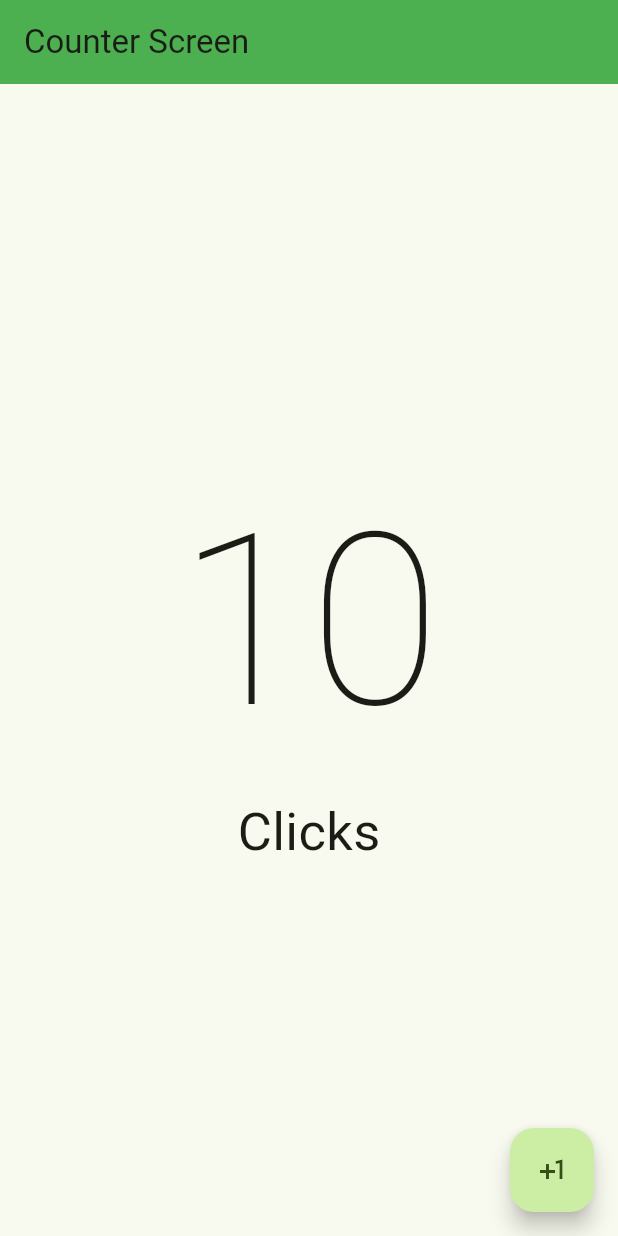
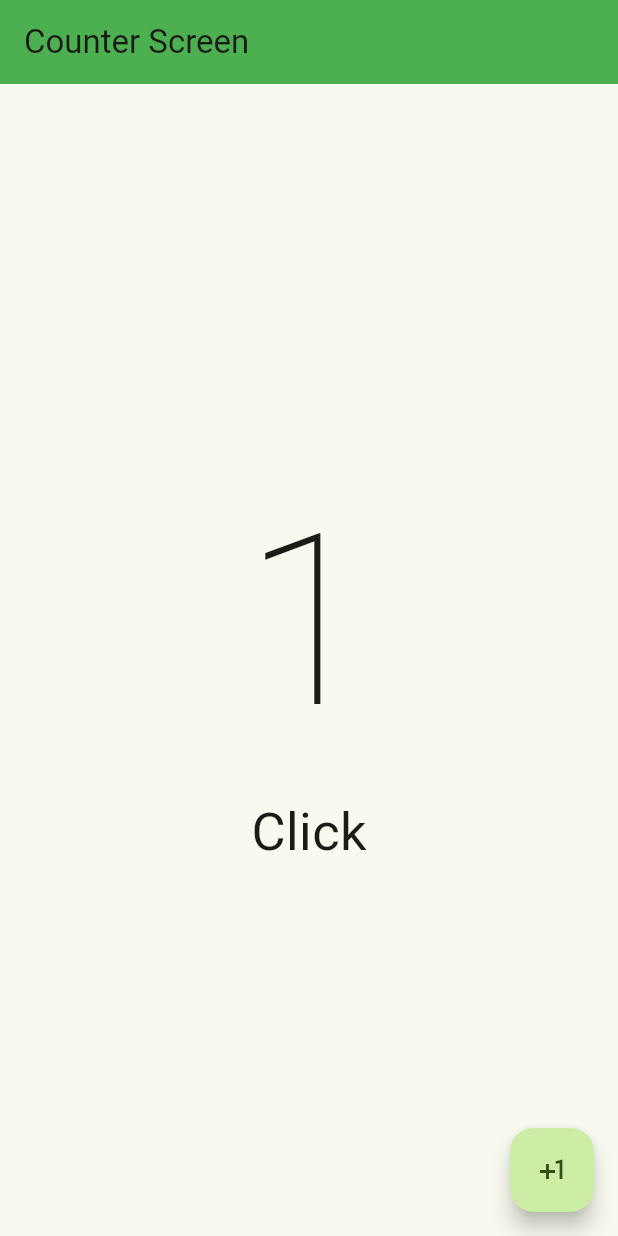
Before and after one commit to JonIriarte/Udemy_Flutter_Fernando_Herrera, a Flutter app: the screen it shows after launch, after a tap on the "plus one" icon, on a phone screen of 412 x 824 dp. Run offline on Flutter 3.47's test engine with Material 3 defaults, Android fonts, the phone set to English and light mode, and no system bars.

```diff
--- a/hello_world_app/lib/src/presentation/screens/counter/counter_screen.dart
+++ b/hello_world_app/lib/src/presentation/screens/counter/counter_screen.dart
@@ -1,7 +1,14 @@
 import "package:flutter/material.dart";
 
-class CounterScreen extends StatelessWidget {
+class CounterScreen extends StatefulWidget {
   const CounterScreen({super.key});
+
+  @override
+  State<CounterScreen> createState() => _CounterScreenState();
+}
+
+class _CounterScreenState extends State<CounterScreen> {
+  int clickCounter = 0;
 
   @override
   Widget build(BuildContext context) {
@@ -10,24 +17,29 @@ class CounterScreen extends StatelessWidget {
           title: const Text('Counter Screen'),
           backgroundColor: Colors.green,
         ),
-      body: const Center(
+        body: Center(
             child: Column(
           mainAxisAlignment: MainAxisAlignment.center,
           children: [
             Text(
-            '10',
-            style: TextStyle(fontSize: 160, fontWeight: FontWeight.w100),
+              '$clickCounter',
+              style:
+                  const TextStyle(fontSize: 160, fontWeight: FontWeight.w100),
             ),
              Text(
-            'Clicks',
-            style: TextStyle(fontSize: 35),
+               clickCounter == 1 ? 'Click' : 'Clicks',
+              style: const TextStyle(fontSize: 35),
             ),
           ],
         )),
         floatingActionButton: FloatingActionButton(
-        onPressed: () {},
+          onPressed: () {
+            setState(() {
+              clickCounter++;
+            });
+
+          },
           child: const Icon(Icons.plus_one),
-      )
-    );
+        ));
   }
 }
```
Lines whose indentation alone changed are shown as unchanged.
